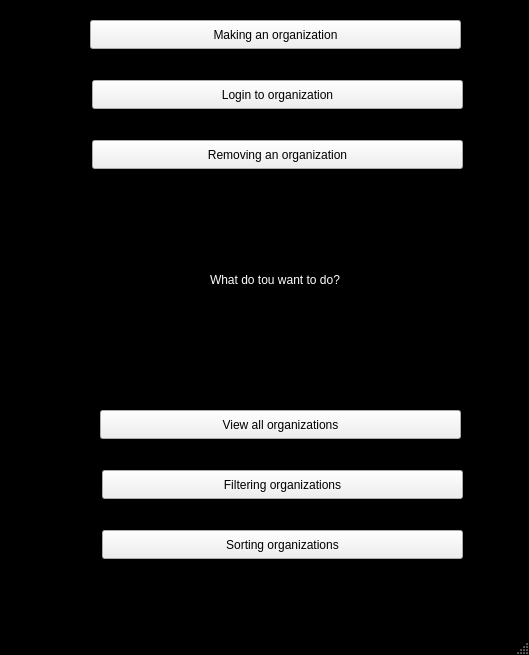
Qt form entrance_organ/entrance_organ.ui (Shayanrava/APproject) before a commit.
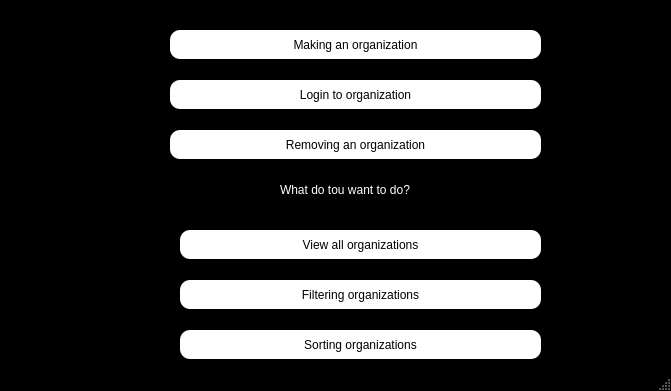
The same form after that commit.

Commit message: ui styles completed

```diff
--- a/entrance_organ/entrance_organ.ui
+++ b/entrance_organ/entrance_organ.ui
@@ -6,8 +6,8 @@
    <rect>
     <x>0</x>
     <y>0</y>
-    <width>529</width>
-    <height>655</height>
+    <width>671</width>
+    <height>391</height>
    </rect>
   </property>
   <property name="windowTitle">
@@ -23,12 +23,24 @@
    <widget class="QPushButton" name="pbn_making">
     <property name="geometry">
      <rect>
-      <x>90</x>
-      <y>20</y>
+      <x>170</x>
+      <y>30</y>
       <width>371</width>
       <height>29</height>
      </rect>
     </property>
+    <property name="styleSheet">
+     <string notr="true">#pbn_making:hover
+{
+background-color:yellow;
+order:1px solid yellow; 
+}
+#pbn_making
+{
+background-color:white;
+border-radius:10px;
+}</string>
+    </property>
     <property name="text">
      <string>Making an organization</string>
     </property>
@@ -36,12 +48,24 @@
    <widget class="QPushButton" name="pbn_login">
     <property name="geometry">
      <rect>
-      <x>92</x>
+      <x>170</x>
       <y>80</y>
       <width>371</width>
       <height>29</height>
      </rect>
     </property>
+    <property name="styleSheet">
+     <string notr="true">#pbn_login:hover
+{
+background-color:yellow;
+order:1px solid yellow; 
+}
+#pbn_login
+{
+background-color:white;
+border-radius:10px;
+}</string>
+    </property>
     <property name="text">
      <string>Login to organization</string>
     </property>
@@ -49,12 +73,24 @@
    <widget class="QPushButton" name="pbn_removing">
     <property name="geometry">
      <rect>
-      <x>92</x>
-      <y>140</y>
+      <x>170</x>
+      <y>130</y>
       <width>371</width>
       <height>29</height>
      </rect>
     </property>
+    <property name="styleSheet">
+     <string notr="true">#pbn_removing:hover
+{
+background-color:yellow;
+order:1px solid yellow; 
+}
+#pbn_removing
+{
+background-color:white;
+border-radius:10px;
+}</string>
+    </property>
     <property name="text">
      <string>Removing an organization</string>
     </property>
@@ -62,12 +98,24 @@
    <widget class="QPushButton" name="pbn_view">
     <property name="geometry">
      <rect>
-      <x>100</x>
-      <y>410</y>
+      <x>180</x>
+      <y>230</y>
       <width>361</width>
       <height>29</height>
      </rect>
     </property>
+    <property name="styleSheet">
+     <string notr="true">#pbn_view:hover
+{
+background-color:yellow;
+order:1px solid yellow; 
+}
+#pbn_view
+{
+background-color:white;
+border-radius:10px;
+}</string>
+    </property>
     <property name="text">
      <string>View all organizations</string>
     </property>
@@ -75,12 +123,24 @@
    <widget class="QPushButton" name="pbn_filter">
     <property name="geometry">
      <rect>
-      <x>102</x>
-      <y>470</y>
+      <x>180</x>
+      <y>280</y>
       <width>361</width>
       <height>29</height>
      </rect>
     </property>
+    <property name="styleSheet">
+     <string notr="true">#pbn_filter:hover
+{
+background-color:yellow;
+order:1px solid yellow; 
+}
+#pbn_filter
+{
+background-color:white;
+border-radius:10px;
+}</string>
+    </property>
     <property name="text">
      <string>Filtering organizations</string>
     </property>
@@ -88,12 +148,24 @@
    <widget class="QPushButton" name="pbn_sort">
     <property name="geometry">
      <rect>
-      <x>102</x>
-      <y>530</y>
+      <x>180</x>
+      <y>330</y>
       <width>361</width>
       <height>29</height>
      </rect>
     </property>
+    <property name="styleSheet">
+     <string notr="true">#pbn_sort:hover
+{
+background-color:yellow;
+order:1px solid yellow; 
+}
+#pbn_sort
+{
+background-color:white;
+border-radius:10px;
+}</string>
+    </property>
     <property name="text">
      <string>Sorting organizations</string>
     </property>
@@ -101,8 +173,8 @@
    <widget class="QLabel" name="label_do">
     <property name="geometry">
      <rect>
-      <x>210</x>
-      <y>270</y>
+      <x>280</x>
+      <y>180</y>
       <width>171</width>
       <height>20</height>
      </rect>
```
Left out of the diff: 2 changed lines with no effect on the pictures. The commit also changes 12 other files.
